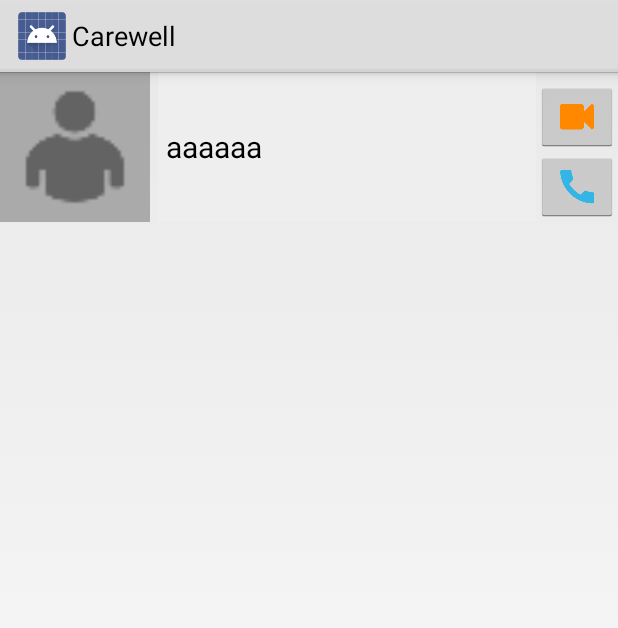
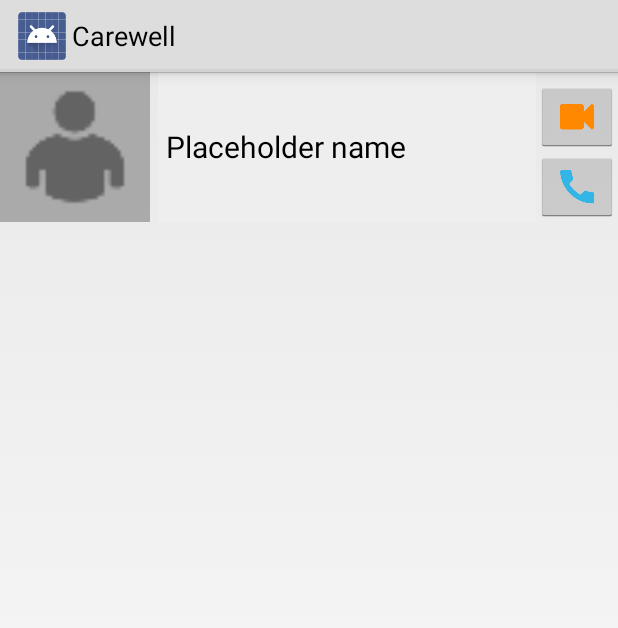
Before and after one commit to mmatija/Carewell, an Android app: the layout contact.xml on its own in the app's theme, with its tools: preview values and no code run, on a phone screen of 412 x 824 dp. Shown: the top 628 px of the screen. Run offline under Robolectric (Android 15) with nearby library versions, the phone set to English and light mode, and no system bars.

```diff
--- a/app/src/main/java/com/example/matija_pc/carewell/ComposeMessageActivity.java
+++ b/app/src/main/java/com/example/matija_pc/carewell/ComposeMessageActivity.java
@@ -153,9 +153,11 @@ public class ComposeMessageActivity extends Activity {
                         databaseOperations.insert(DatabaseTables.Conversations.TABLE_NAME, contentValues);
                         HashMap<String, String> conversation = new HashMap<>();
                         conversation.put(DatabaseTables.Conversations.USER_ID, userID);
-                        ConversationsFragment.conversations.add(conversation);
+                        if (ConversationsFragment.conversations != null)
+                            ConversationsFragment.conversations.add(conversation);
                     }
-                    ConversationsFragment.adapter.notifyDataSetChanged();
+                    if (ConversationsFragment.adapter != null)
+                        ConversationsFragment.adapter.notifyDataSetChanged();
                     //start new activity in which all messages exchanged with this user are shown
                     Intent intent = new Intent(getApplicationContext(), MessagesActivity.class);
                     intent.putExtra(MainActivity.USER_ID, userID);
--- a/app/src/main/java/com/example/matija_pc/carewell/SearchableActivity.java
+++ b/app/src/main/java/com/example/matija_pc/carewell/SearchableActivity.java
@@ -39,6 +39,8 @@ public class SearchableActivity extends Activity {
         //get intent
         Intent intent = getIntent();
         String query = intent.getStringExtra(SearchManager.QUERY);
+        if (query.equals("")) getActionBar().setTitle("All contacts");
+        else getActionBar().setTitle("Search results");
         //do search
         new GetSearchResult().execute(query);
         listView.setOnItemClickListener(onItemClickListener);
--- a/app/src/main/java/com/example/matija_pc/carewell/adapters/CallsAdapter.java
+++ b/app/src/main/java/com/example/matija_pc/carewell/adapters/CallsAdapter.java
@@ -103,6 +103,8 @@ public class CallsAdapter extends BaseAdapter {
         ImageButton videoCall = (ImageButton) v.findViewById(R.id.video_call_button);
         ImageButton audioCall = (ImageButton) v.findViewById(R.id.audio_call_button);
         ImageView userPicture = (ImageView) v.findViewById(R.id.user_picture_thumbnail);
+        RelativeLayout relativeLayout = (RelativeLayout) v.findViewById(R.id.call_log_relative_layout);
+        relativeLayout.setLongClickable(true);
 
         DatabaseOperations databaseOperations = new DatabaseOperations(mContext);
         Cursor result = databaseOperations.select(rawQuery, callsHolder.personCalled);
@@ -140,8 +142,7 @@ public class CallsAdapter extends BaseAdapter {
             contactsHolder.imagePath = result.getString(result.getColumnIndex(DatabaseTables.Contacts.IMAGE_PATH));
             contactsHolder.userID = result.getString(result.getColumnIndex(DatabaseTables.Contacts.USER_ID));
 
-            RelativeLayout relativeLayout = (RelativeLayout) v.findViewById(R.id.call_log_relative_layout);
-            relativeLayout.setLongClickable(true);
+
             relativeLayout.setTag(contactsHolder);
             relativeLayout.setOnClickListener(new DisplayUserProfileListener(mActivity));
 
--- a/app/src/main/java/com/example/matija_pc/carewell/fragments/ContactsFragment.java
+++ b/app/src/main/java/com/example/matija_pc/carewell/fragments/ContactsFragment.java
@@ -145,6 +145,7 @@ public class ContactsFragment extends Fragment {
             }
         }
         adapter.notifyDataSetChanged();
+        CallsFragment.callsAdapter.notifyDataSetChanged();
         Toast.makeText(getActivity().getApplicationContext(), "Contact deleted", Toast.LENGTH_SHORT).show();
     }
 
--- a/app/src/main/res/layout/contact.xml
+++ b/app/src/main/res/layout/contact.xml
@@ -39,7 +39,7 @@
         android:background="@drawable/custom_button"
         android:gravity="center_vertical"
         android:paddingLeft="5dp"
-        android:text="aaaaaa"/>
+        android:text="Placeholder name"/>
 
     <LinearLayout
         android:id="@+id/linear_layout_1"
```
